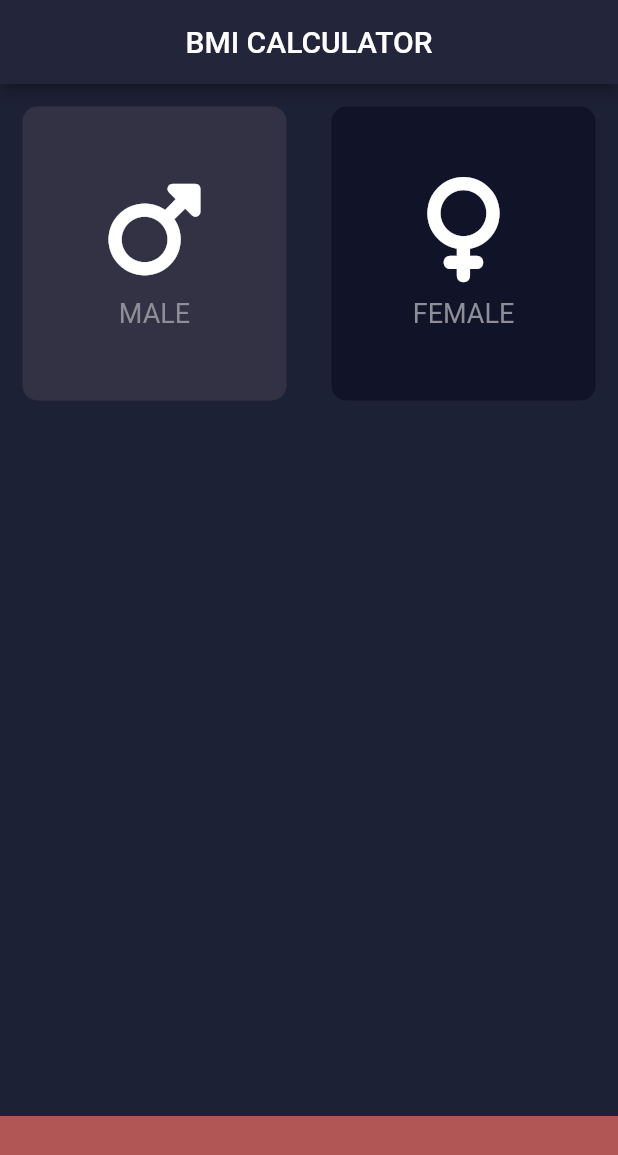
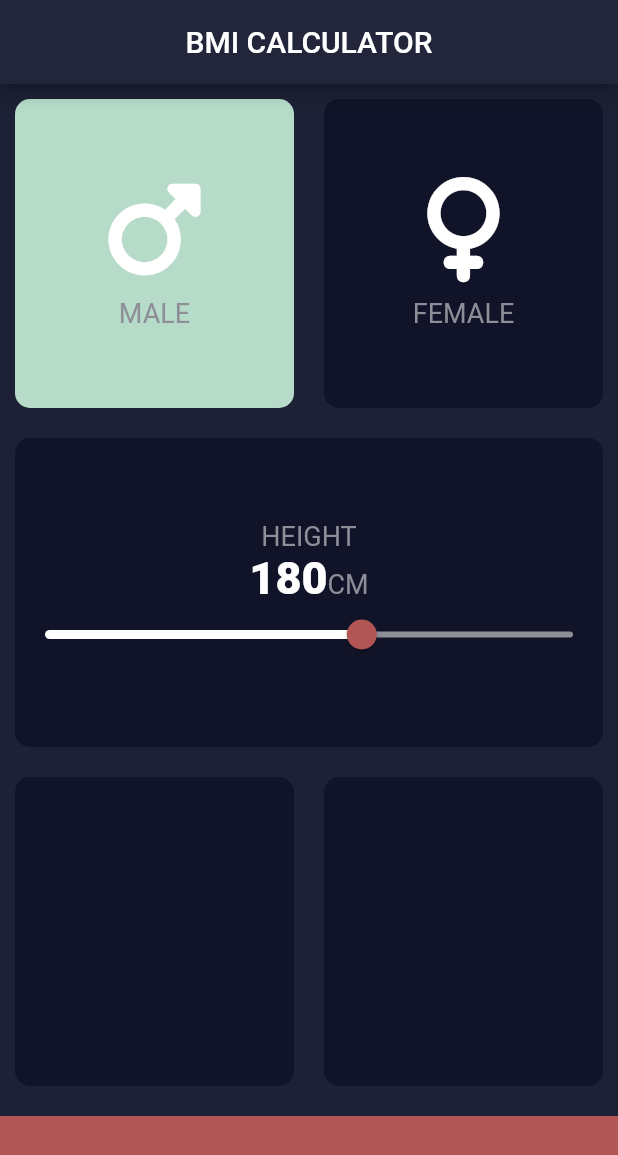
Before and after one commit to rohitpatil8195/BMI_calculator_flutter, a Flutter app: the screen it shows after launch, after a tap on "MALE", on a phone screen of 412 x 824 dp. Shown: the top 1155 px of the screen. Run offline on Flutter 3.47's test engine with Material 2 defaults, Android fonts, the phone set to English and light mode, and no system bars; our stand-ins replace font_awesome_flutter.

Commit message:
code optimized, separated reusable component,added constants.dart,added slider.

```diff
--- /dev/null
+++ b/lib/constants.dart
@@ -0,0 +1,9 @@
+import 'package:flutter/material.dart';
+
+const kLabelTextStyle=TextStyle(fontSize: 18,color: Color(0xFF8D8E98));
+const kBottomContainerHeight=80.0;
+//const activeCardColor=Color(0xFF323244);
+const kActiveCardColor=Color(0xFFb6dbc9);
+const kInActiveCardColor=Color(0xFF111328);
+const kBottomCardColor=Color(0xFFB15555);
+const kNumTextStyle=TextStyle(fontSize: 30,fontWeight:FontWeight.w900);
--- a/lib/icon_content.dart
+++ b/lib/icon_content.dart
@@ -1,6 +1,6 @@
 import 'package:flutter/material.dart';
+import 'constants.dart';
 
-const labelTextStyle=TextStyle(fontSize: 18,color: Color(0xFF8D8E98));
 
 class ChildReusableComponent extends StatelessWidget {
   final IconData myIcon;
@@ -18,7 +18,7 @@ class ChildReusableComponent extends StatelessWidget {
           size: 70.0,
         ),
         const SizedBox(height: 10,),
-        Text(myText,style: labelTextStyle,)
+        Text(myText,style: kLabelTextStyle,)
       ],
     );
   }
--- a/lib/input_page.dart
+++ b/lib/input_page.dart
@@ -1,13 +1,15 @@
 import 'package:bmi_calculator/reusable_card.dart';
 import 'package:flutter/material.dart';
 import 'package:font_awesome_flutter/font_awesome_flutter.dart';
+import 'constants.dart';
+import 'icon_content.dart';
 
-import 'icon_content.dart';
-const bottomContainerHeight=80.0;
-const activeCardColor=Color(0xFF323244);
-const inActiveCardColor=Color(0xFF111328);
-const bottomCardColor=Color(0xFFB15555);
-bool isSelectedMale=false;
+
+    enum Gender{
+       male,
+       female,
+       other
+    }
 class InputPage extends StatefulWidget {
   const InputPage({super.key});
 
@@ -16,36 +18,13 @@ class InputPage extends StatefulWidget {
 }
 
 class _InputPageState extends State<InputPage> {
-Color maleCardColor=inActiveCardColor;
-Color femaleCardColor=inActiveCardColor;
-  void onSelectGender(int gender){
-    if(gender==1) {
-      setState(() {
-        maleCardColor==inActiveCardColor ? {
-          maleCardColor = activeCardColor,
-          femaleCardColor = inActiveCardColor
-        }: {
-          maleCardColor = inActiveCardColor,
-          femaleCardColor=activeCardColor
-        };
-      });
 
-    }else{
-      setState(() {
-        femaleCardColor==inActiveCardColor ?
-        {
-          femaleCardColor = activeCardColor,
-          maleCardColor = inActiveCardColor,
-        }
-            :
-        {
-          femaleCardColor = inActiveCardColor,
-          maleCardColor = activeCardColor,
-        };
-      });
+Color maleCardColor=kInActiveCardColor;
+Color femaleCardColor=kInActiveCardColor;
+ Gender selectedGender=Gender.other;
+ double height=180;
 
-    }
-  }
+
   @override
   Widget build(BuildContext context) {
     return Scaffold(
@@ -59,27 +38,32 @@ Color femaleCardColor=inActiveCardColor;
            child: Row(
            children:   [
            Expanded(
-             child: GestureDetector(
-               onTap:(){
-                 onSelectGender(1);
+             child: ReusableCard(
+                 onPress: (){
+                   setState(() {
+                     selectedGender=Gender.male;
+                   });
                  },
-               child: ReusableCard(customColor:maleCardColor,
+                 customColor:
+             selectedGender ==Gender.male ? kActiveCardColor :kInActiveCardColor,
                  cardChild:const ChildReusableComponent(
                      myIcon: FontAwesomeIcons.mars,
                      myText: 'MALE',
                  )
              ),
            ),
-           ),
-             Expanded( child:  GestureDetector(
-                 onTap:(){onSelectGender(2);},
-                 child:   ReusableCard(
-                     customColor:femaleCardColor,
+             Expanded( child:  ReusableCard(
+                 onPress: (){
+                   setState(() {
+                     selectedGender=Gender.female;
+                   });
+                 },
+                 customColor:
+                 selectedGender ==Gender.female ? kActiveCardColor :kInActiveCardColor,
                  cardChild:const ChildReusableComponent(
                    myIcon: FontAwesomeIcons.venus,
                    myText: 'FEMALE',
                  )
-                 ),
              ),
              ),
             ]
@@ -87,8 +71,49 @@ Color femaleCardColor=inActiveCardColor;
          ),
            Expanded(
              child: Row(
-               children: const [
-               //  Expanded(child: ReusableCard(customColor:activeCardColor)),
+               children:  [
+                 Expanded(child: ReusableCard(
+                    cardChild: Column(
+                      mainAxisAlignment: MainAxisAlignment.center,
+                      children: [
+                         const Text('HEIGHT',style: kLabelTextStyle,),
+                        Row(
+                          mainAxisAlignment: MainAxisAlignment.center,
+                          crossAxisAlignment: CrossAxisAlignment.baseline,
+                          textBaseline: TextBaseline.alphabetic,
+                          children:  [
+                              Text(height.toInt().toString(),
+                              style: kNumTextStyle,
+                              ),
+                              const Text('CM',style: kLabelTextStyle,)
+                          ],
+                        ),
+
+                           SliderTheme(
+                             data:SliderTheme.of(context).copyWith(
+                               activeTrackColor: Colors.white,
+                                 thumbShape: const RoundSliderThumbShape(enabledThumbRadius: 10.0),
+                                overlayShape: const RoundSliderOverlayShape(overlayRadius: 20),
+                                thumbColor:  const Color(0xFFB15555),
+                                 overlayColor:const Color(0x29B15555),
+                                 inactiveTrackColor: const Color(0xff8d8e98),
+                             ),
+                             child: Slider(
+                                value:height.toDouble(),
+                                min: 120.0,
+                                max: 220.0,
+                                onChanged: (double newValue) {
+                                  setState(() {
+                                    height=newValue;
+                                  });
+                                },
+                          ),
+                           ),
+
+                      ],
+                    ),
+                 customColor: kInActiveCardColor,
+                 )),
                ],
              ),
            ),
@@ -96,16 +121,16 @@ Color femaleCardColor=inActiveCardColor;
           Expanded(
             child: Row(
                 children:  const [
-                //  Expanded(child: ReusableCard(customColor:activeCardColor)),
-                //  Expanded(child: ReusableCard(customColor:activeCardColor)),
+                 Expanded(child: ReusableCard(customColor:kInActiveCardColor)),
+               Expanded(child: ReusableCard(customColor:kInActiveCardColor)),
                   ]
             ),
           ),
           Container(
-            color:bottomCardColor,
+            color:kBottomCardColor,
             margin: const EdgeInsets.only(top: 10),
             width: double.infinity,
-            height: bottomContainerHeight,
+            height: kBottomContainerHeight,
           )
         ],
       ),
--- a/lib/main.dart
+++ b/lib/main.dart
@@ -16,6 +16,7 @@ class BMICalculator extends StatelessWidget {
         textTheme: const TextTheme(
             bodyLarge: TextStyle(color: Colors.white)
         ),
+
       ),
       home: const InputPage(),
     );
--- a/lib/reusable_card.dart
+++ b/lib/reusable_card.dart
@@ -1,18 +1,22 @@
 import 'package:flutter/material.dart';
 
 class ReusableCard extends StatelessWidget {
-  final Color customColor;
-  final Widget cardChild;
-  const ReusableCard({super.key,required this.customColor,required this.cardChild,});
+  final Color? customColor;
+  final Widget? cardChild;
+  final void Function()? onPress;
+  const ReusableCard({super.key, this.customColor, this.cardChild,  this.onPress,});
   @override
   Widget build(BuildContext context) {
-    return Container(
-      margin: const EdgeInsets.all(15.0),
-      decoration:BoxDecoration(
-          color: customColor,
-          borderRadius: BorderRadius.circular(10)
+    return GestureDetector(
+     onTap:onPress,
+      child: Container(
+        margin: const EdgeInsets.all(10.0),
+        decoration:BoxDecoration(
+            color: customColor,
+            borderRadius: BorderRadius.circular(10)
+        ),
+        child: cardChild,
       ),
-      child: cardChild,
     );
 
   }
```
Lines whose indentation alone changed are shown as unchanged.
